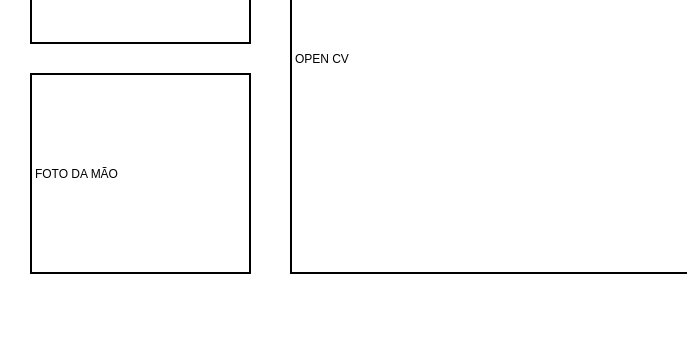
Before: the Qt Designer form RAS_TESTE_SCREEN/Interface_2.ui in lucnascimento98/RAS---Libras, drawn with Qt 5; both pictures show x 0 to 687 and y 257 to 600 of the 800 by 600 pixel window.
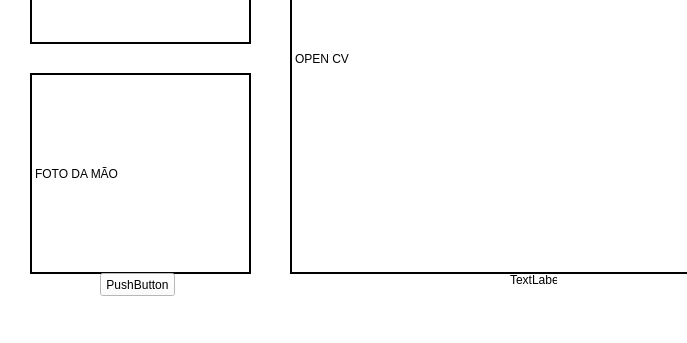
After: the same form once the commit is applied. Icons and pictures are not drawn.

Patch:
```diff
--- a/RAS_TESTE_SCREEN/Interface_2.ui
+++ b/RAS_TESTE_SCREEN/Interface_2.ui
@@ -166,15 +166,6 @@
        </color>
       </brush>
      </colorrole>
-     <colorrole role="PlaceholderText">
-      <brush brushstyle="SolidPattern">
-       <color alpha="128">
-        <red>0</red>
-        <green>0</green>
-        <blue>0</blue>
-       </color>
-      </brush>
-     </colorrole>
     </active>
     <inactive>
      <colorrole role="WindowText">
@@ -312,15 +303,6 @@
        </color>
       </brush>
      </colorrole>
-     <colorrole role="PlaceholderText">
-      <brush brushstyle="SolidPattern">
-       <color alpha="128">
-        <red>0</red>
-        <green>0</green>
-        <blue>0</blue>
-       </color>
-      </brush>
-     </colorrole>
     </inactive>
     <disabled>
      <colorrole role="WindowText">
@@ -458,15 +440,6 @@
        </color>
       </brush>
      </colorrole>
-     <colorrole role="PlaceholderText">
-      <brush brushstyle="SolidPattern">
-       <color alpha="128">
-        <red>0</red>
-        <green>0</green>
-        <blue>0</blue>
-       </color>
-      </brush>
-     </colorrole>
     </disabled>
    </palette>
   </property>
@@ -549,6 +522,9 @@
       <height>201</height>
      </rect>
     </property>
+    <property name="styleSheet">
+     <string notr="true">image: url(:/LetraA/RAS_TESTE_SCREEN/Letras_images/Mao.png);</string>
+    </property>
     <property name="frameShape">
      <enum>QFrame::WinPanel</enum>
     </property>
@@ -562,6 +538,32 @@
      <string>FOTO DA MÃO</string>
     </property>
    </widget>
+   <widget class="QPushButton" name="pushButton">
+    <property name="geometry">
+     <rect>
+      <x>100</x>
+      <y>530</y>
+      <width>75</width>
+      <height>23</height>
+     </rect>
+    </property>
+    <property name="text">
+     <string>PushButton</string>
+    </property>
+   </widget>
+   <widget class="QLabel" name="timer_label">
+    <property name="geometry">
+     <rect>
+      <x>510</x>
+      <y>530</y>
+      <width>47</width>
+      <height>13</height>
+     </rect>
+    </property>
+    <property name="text">
+     <string>TextLabel</string>
+    </property>
+   </widget>
   </widget>
   <widget class="QMenuBar" name="menubar">
    <property name="geometry">
```
Left out of the diff: 25 changed lines with no effect on the pictures.
